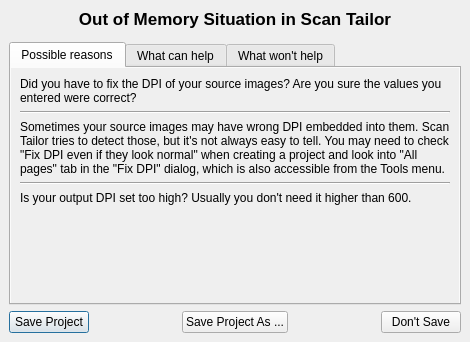
Qt form src/scantailor/app/ui/dialogs/OutOfMemoryDialog.ui (adehad/py-scantailor) before a commit.
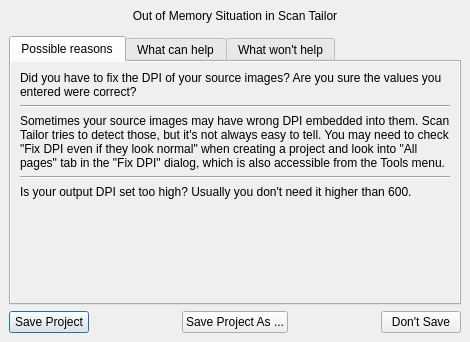
The same form after that commit.

Commit message:
Size all text from the system font
Headings, captions and hints are ratios of the app font, so OS text scaling counts. Part of #236.

```diff
--- a/src/scantailor/app/ui/dialogs/OutOfMemoryDialog.ui
+++ b/src/scantailor/app/ui/dialogs/OutOfMemoryDialog.ui
@@ -38,9 +38,8 @@
       <layout class="QVBoxLayout" name="verticalLayout_2">
        <item>
         <widget class="QLabel" name="label">
-         <property name="styleSheet">
-          <string notr="true">font-size: 17px;
-font-weight: bold;</string>
+         <property name="textRole" stdset="0">
+          <string notr="true">display</string>
          </property>
          <property name="text">
           <string>Out of Memory Situation in Scan Tailor</string>
```
Left out of the diff: 5 changed lines with no effect on the pictures. The commit also changes 14 other files.
